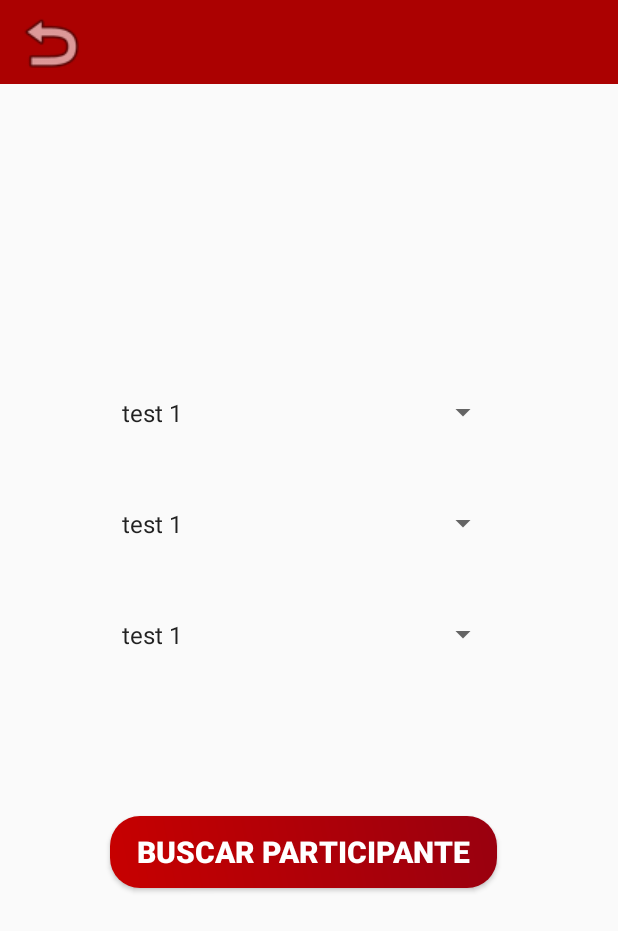
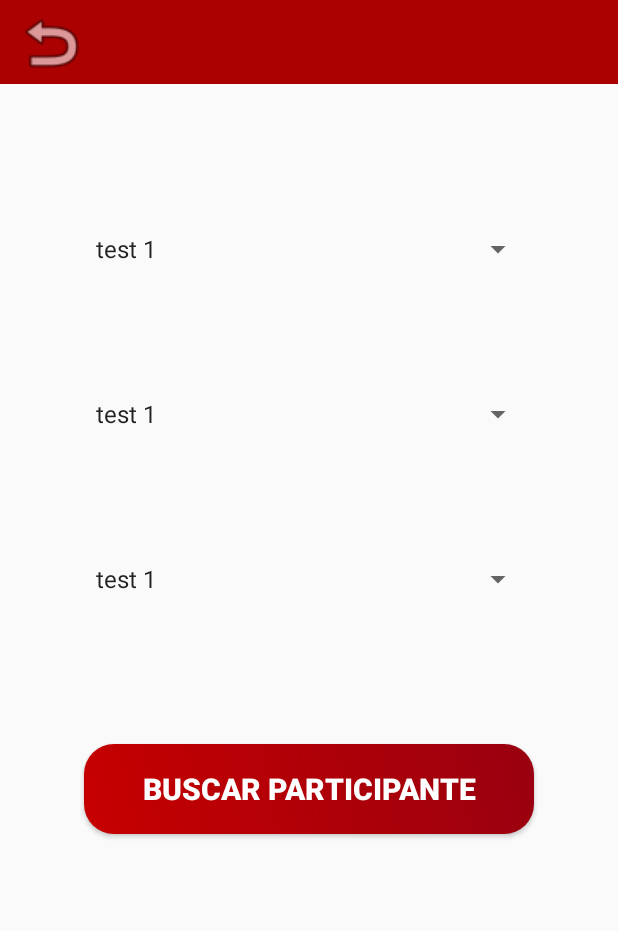
Before and after one commit to Tonra/Paralimpicos2019v20, an Android app: the busquedaActivity screen opened directly, with no data from a screen before it, on a phone screen of 412 x 824 dp. Shown: the top 931 px of the screen. Run offline under Robolectric (Android 15) with nearby library versions, the phone set to English and light mode, and no system bars.

Commit message:
segundo commit para subir

```diff
--- a/app/src/main/res/layout-land/activity_busqueda.xml
+++ b/app/src/main/res/layout-land/activity_busqueda.xml
@@ -5,6 +5,11 @@
     android:layout_width="match_parent"
     android:layout_height="match_parent"
     tools:context=".busquedaActivity">
+
+    <LinearLayout
+        android:layout_width="match_parent"
+        android:layout_height="match_parent"
+        android:orientation="vertical">
 
         <android.support.v7.widget.Toolbar
             android:id="@+id/toolbar"
@@ -14,101 +19,57 @@
             android:minHeight="?attr/actionBarSize"
             android:theme="?attr/actionBarTheme" />
 
-
-    <ImageView
-        android:id="@+id/imageView"
-        android:layout_width="52dp"
-        android:layout_height="49dp"
-        android:layout_marginStart="8dp"
-        android:layout_marginLeft="8dp"
-        android:layout_marginTop="4dp"
-        android:layout_marginEnd="8dp"
-        android:layout_marginRight="8dp"
-        android:layout_marginBottom="8dp"
-        app:layout_constraintBottom_toBottomOf="parent"
-        app:layout_constraintEnd_toEndOf="parent"
-        app:layout_constraintHorizontal_bias="0.0"
-        app:layout_constraintStart_toStartOf="parent"
-        app:layout_constraintTop_toTopOf="parent"
-        app:layout_constraintVertical_bias="0.0"
-        app:srcCompat="@android:drawable/ic_menu_revert"
-        android:onClick="eventoBack"/>
+        <Spinner
+            android:id="@+id/ciudad"
+            android:layout_width="300dp"
+            android:layout_height="50dp"
+            android:layout_marginLeft="30dp"
+            android:layout_marginRight="30dp"
+            android:layout_marginTop="28dp"
+            android:layout_gravity="center"
+            android:prompt="@string/Seleccione_ciudad"
+            />
 
         <Spinner
-        android:id="@+id/ciudad"
-        android:layout_width="259dp"
-        android:layout_height="46dp"
-        android:layout_marginStart="8dp"
-        android:layout_marginLeft="8dp"
-        android:layout_marginTop="8dp"
-        android:layout_marginEnd="8dp"
-        android:layout_marginRight="8dp"
-        android:layout_marginBottom="240dp"
-        android:prompt="@string/Seleccione_ciudad"
-        app:layout_constraintBottom_toBottomOf="parent"
-        app:layout_constraintEnd_toEndOf="parent"
-        app:layout_constraintHorizontal_bias="0.476"
-        app:layout_constraintStart_toStartOf="parent"
-        app:layout_constraintTop_toTopOf="parent"
-        app:layout_constraintVertical_bias="0.953" />
-
-    <Spinner
+            android:id="@+id/institucion"
             android:prompt="@string/Seleccione_institucion"
-        android:id="@+id/institucion"
-        android:layout_width="259dp"
-        android:layout_height="46dp"
-        android:layout_marginStart="8dp"
-        android:layout_marginLeft="8dp"
-        android:layout_marginTop="28dp"
-        android:layout_marginEnd="8dp"
-        android:layout_marginRight="8dp"
-        android:layout_marginBottom="8dp"
-        app:layout_constraintBottom_toBottomOf="parent"
-        app:layout_constraintEnd_toEndOf="parent"
-        app:layout_constraintHorizontal_bias="0.477"
-        app:layout_constraintStart_toStartOf="parent"
+            android:layout_width="300dp"
+            android:layout_height="50dp"
+            android:layout_marginLeft="30dp"
+            android:layout_marginRight="30dp"
+            android:layout_marginTop="10dp"
+            android:layout_gravity="center"
             app:layout_constraintTop_toBottomOf="@+id/ciudad"
-        app:layout_constraintVertical_bias="0.0" />
+            />
 
         <Spinner
             android:id="@+id/participante"
-        android:layout_width="259dp"
-        android:layout_height="46dp"
-        android:layout_marginStart="8dp"
-        android:layout_marginLeft="8dp"
-        android:layout_marginTop="28dp"
-        android:layout_marginEnd="8dp"
-        android:layout_marginRight="8dp"
-        android:layout_marginBottom="8dp"
+
             android:prompt="@string/Seleccione_participante"
-        app:layout_constraintBottom_toBottomOf="parent"
-        app:layout_constraintEnd_toEndOf="parent"
-        app:layout_constraintHorizontal_bias="0.476"
-        app:layout_constraintStart_toStartOf="parent"
+            android:layout_width="300dp"
+            android:layout_height="50dp"
+            android:layout_marginLeft="30dp"
+            android:layout_marginRight="30dp"
+            android:layout_marginTop="10dp"
+            android:layout_gravity="center"
             app:layout_constraintTop_toBottomOf="@+id/institucion"
-        app:layout_constraintVertical_bias="0.0" />
+            />
 
         <Button
             android:id="@+id/btnBuscar"
             android:layout_width="258dp"
             android:layout_height="wrap_content"
-        android:layout_marginStart="8dp"
-        android:layout_marginLeft="8dp"
-        android:layout_marginTop="20dp"
-        android:layout_marginEnd="8dp"
-        android:layout_marginRight="8dp"
-        android:layout_marginBottom="8dp"
             android:background="@drawable/btn_redondo"
             android:text="Buscar Participante"
             android:textColor="@color/blanco"
             android:textSize="20dp"
             android:textStyle="bold"
-        app:layout_constraintBottom_toBottomOf="parent"
-        app:layout_constraintEnd_toEndOf="parent"
-        app:layout_constraintHorizontal_bias="0.474"
-        app:layout_constraintStart_toStartOf="parent"
+            android:layout_gravity="center"
+            android:layout_marginTop="20dp"
+            android:layout_marginLeft="30dp"
+            android:layout_marginRight="30dp"
             app:layout_constraintTop_toBottomOf="@+id/participante"
-        app:layout_constraintVertical_bias="0.259" />
-
+            />
+    </LinearLayout>
 
 </android.support.constraint.ConstraintLayout>
--- a/app/src/main/res/layout/activity_busqueda.xml
+++ b/app/src/main/res/layout/activity_busqueda.xml
@@ -6,6 +6,11 @@
     android:layout_height="match_parent"
     tools:context=".busquedaActivity">
 
+    <LinearLayout
+        android:layout_width="match_parent"
+        android:layout_height="match_parent"
+        android:orientation="vertical">
+
         <android.support.v7.widget.Toolbar
             android:id="@+id/toolbar"
             android:layout_width="match_parent"
@@ -13,6 +18,59 @@
             android:background="?attr/colorPrimary"
             android:minHeight="?attr/actionBarSize"
             android:theme="?attr/actionBarTheme" />
+
+        <Spinner
+            android:id="@+id/ciudad"
+            android:layout_width="300dp"
+            android:layout_height="60dp"
+           android:layout_marginLeft="30dp"
+            android:layout_marginRight="30dp"
+            android:layout_marginTop="80dp"
+            android:layout_gravity="center"
+            android:prompt="@string/Seleccione_ciudad"
+             />
+
+        <Spinner
+            android:id="@+id/institucion"
+            android:prompt="@string/Seleccione_institucion"
+            android:layout_width="300dp"
+            android:layout_height="60dp"
+            android:layout_marginLeft="30dp"
+            android:layout_marginRight="30dp"
+            android:layout_marginTop="50dp"
+            android:layout_gravity="center"
+            app:layout_constraintTop_toBottomOf="@+id/ciudad"
+            />
+
+        <Spinner
+            android:id="@+id/participante"
+
+            android:prompt="@string/Seleccione_participante"
+            android:layout_width="300dp"
+            android:layout_height="60dp"
+            android:layout_marginLeft="30dp"
+            android:layout_marginRight="30dp"
+            android:layout_marginTop="50dp"
+            android:layout_gravity="center"
+            app:layout_constraintTop_toBottomOf="@+id/institucion"
+             />
+
+        <Button
+            android:id="@+id/btnBuscar"
+            android:layout_width="300dp"
+            android:layout_height="60dp"
+            android:background="@drawable/btn_redondo"
+            android:text="Buscar Participante"
+            android:textColor="@color/blanco"
+            android:textSize="20dp"
+            android:textStyle="bold"
+            android:layout_gravity="center"
+            android:layout_marginTop="80dp"
+            android:layout_marginLeft="30dp"
+            android:layout_marginRight="30dp"
+            app:layout_constraintTop_toBottomOf="@+id/participante"
+             />
+    </LinearLayout>
 
 
     <ImageView
@@ -25,90 +83,14 @@
         android:layout_marginEnd="8dp"
         android:layout_marginRight="8dp"
         android:layout_marginBottom="8dp"
+        android:onClick="eventoBack"
         app:layout_constraintBottom_toBottomOf="parent"
         app:layout_constraintEnd_toEndOf="parent"
         app:layout_constraintHorizontal_bias="0.0"
         app:layout_constraintStart_toStartOf="parent"
         app:layout_constraintTop_toTopOf="parent"
         app:layout_constraintVertical_bias="0.0"
-        app:srcCompat="@android:drawable/ic_menu_revert"
-        android:onClick="eventoBack"/>
-
-    <Spinner
-        android:id="@+id/ciudad"
-        android:layout_width="259dp"
-        android:layout_height="46dp"
-        android:layout_marginStart="8dp"
-        android:layout_marginLeft="8dp"
-        android:layout_marginTop="8dp"
-        android:layout_marginEnd="8dp"
-        android:layout_marginRight="8dp"
-        android:layout_marginBottom="240dp"
-        android:prompt="@string/Seleccione_ciudad"
-        app:layout_constraintBottom_toBottomOf="parent"
-        app:layout_constraintEnd_toEndOf="parent"
-        app:layout_constraintHorizontal_bias="0.477"
-        app:layout_constraintStart_toStartOf="parent"
-        app:layout_constraintTop_toTopOf="parent"
-        app:layout_constraintVertical_bias="0.461" />
-
-    <Spinner
-        android:prompt="@string/Seleccione_institucion"
-        android:id="@+id/institucion"
-        android:layout_width="259dp"
-        android:layout_height="46dp"
-        android:layout_marginStart="8dp"
-        android:layout_marginLeft="8dp"
-        android:layout_marginTop="28dp"
-        android:layout_marginEnd="8dp"
-        android:layout_marginRight="8dp"
-        android:layout_marginBottom="8dp"
-        app:layout_constraintBottom_toBottomOf="parent"
-        app:layout_constraintEnd_toEndOf="parent"
-        app:layout_constraintHorizontal_bias="0.477"
-        app:layout_constraintStart_toStartOf="parent"
-        app:layout_constraintTop_toBottomOf="@+id/ciudad"
-        app:layout_constraintVertical_bias="0.0" />
-
-    <Spinner
-        android:id="@+id/participante"
-        android:layout_width="259dp"
-        android:layout_height="46dp"
-        android:layout_marginStart="8dp"
-        android:layout_marginLeft="8dp"
-        android:layout_marginTop="28dp"
-        android:layout_marginEnd="8dp"
-        android:layout_marginRight="8dp"
-        android:layout_marginBottom="8dp"
-        android:prompt="@string/Seleccione_participante"
-        app:layout_constraintBottom_toBottomOf="parent"
-        app:layout_constraintEnd_toEndOf="parent"
-        app:layout_constraintHorizontal_bias="0.476"
-        app:layout_constraintStart_toStartOf="parent"
-        app:layout_constraintTop_toBottomOf="@+id/institucion"
-        app:layout_constraintVertical_bias="0.0" />
-
-    <Button
-        android:id="@+id/btnBuscar"
-        android:layout_width="258dp"
-        android:layout_height="wrap_content"
-        android:layout_marginStart="8dp"
-        android:layout_marginLeft="8dp"
-        android:layout_marginTop="20dp"
-        android:layout_marginEnd="8dp"
-        android:layout_marginRight="8dp"
-        android:layout_marginBottom="8dp"
-        android:background="@drawable/btn_redondo"
-        android:text="Buscar Participante"
-        android:textColor="@color/blanco"
-        android:textSize="20dp"
-        android:textStyle="bold"
-        app:layout_constraintBottom_toBottomOf="parent"
-        app:layout_constraintEnd_toEndOf="parent"
-        app:layout_constraintHorizontal_bias="0.474"
-        app:layout_constraintStart_toStartOf="parent"
-        app:layout_constraintTop_toBottomOf="@+id/participante"
-        app:layout_constraintVertical_bias="0.259" />
+        app:srcCompat="@android:drawable/ic_menu_revert" />
 
 
 </android.support.constraint.ConstraintLayout>
```
Lines whose indentation alone changed are shown as unchanged.
